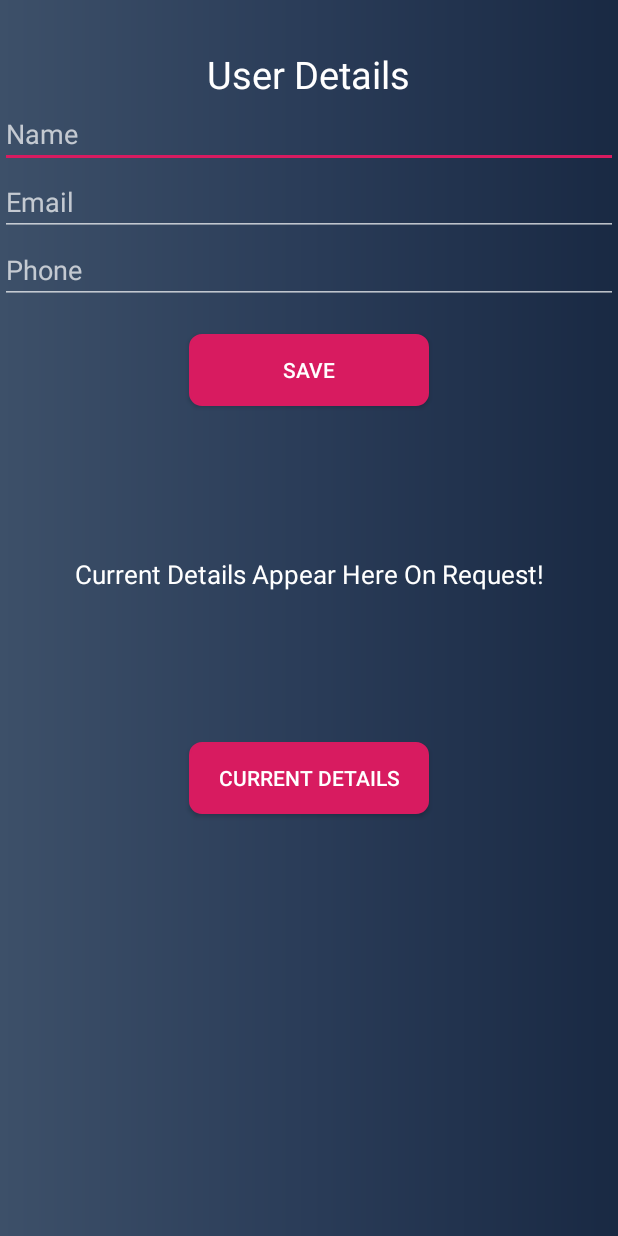
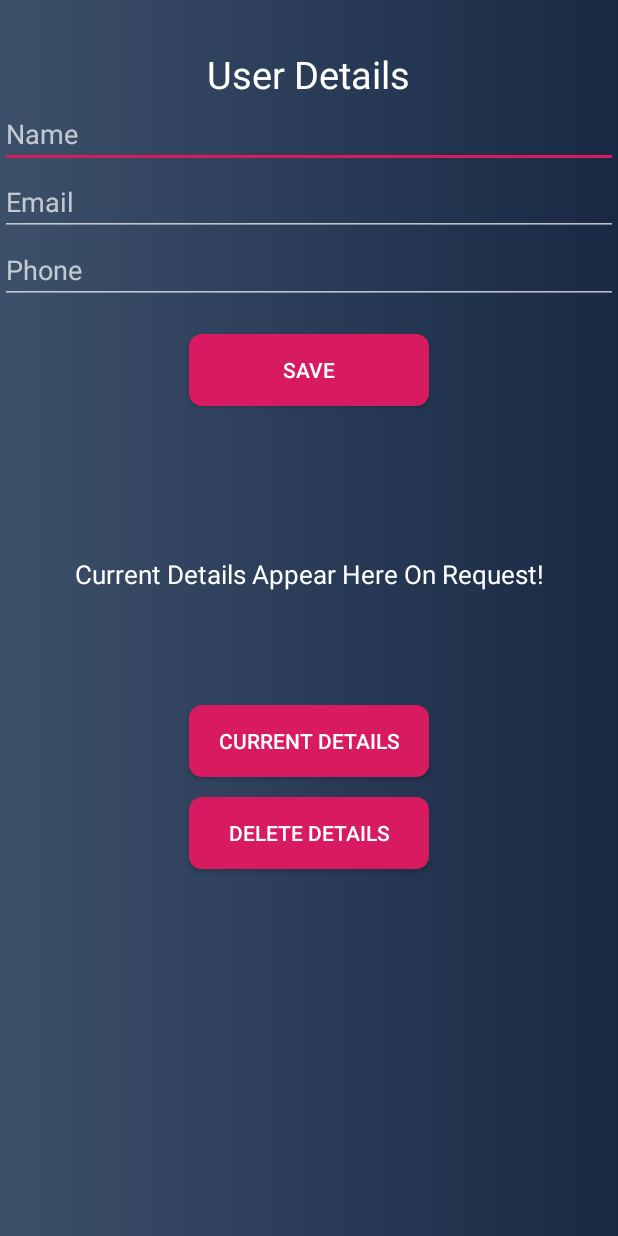
Before and after one commit to CrowMcM/projectTeam, an Android app: the UserActivity screen opened directly, with no data from a screen before it, on a phone screen of 412 x 824 dp. Run offline under Robolectric (Android 15) with nearby library versions, the phone set to English and light mode, and no system bars; our stand-ins replace Firebase (no records; nobody signed in at launch, a user with empty details on screens opened directly).

Commit message:
Delete Button Working

```diff
--- a/app/src/main/java/com/example/alcoholdeliveyapp/UserActivity.java
+++ b/app/src/main/java/com/example/alcoholdeliveyapp/UserActivity.java
@@ -43,6 +43,8 @@ public class UserActivity extends AppCompatActivity {
     EditText name, email, phone;
     Button save;
     Button buttonGet;
+    Button buttonDelete;
+
     @Override
     protected void onCreate(Bundle savedInstanceState) {
         super.onCreate(savedInstanceState);
@@ -54,6 +56,7 @@ public class UserActivity extends AppCompatActivity {
         message = findViewById(R.id.displayMessage);
         save    = findViewById(R.id.save);
         buttonGet = findViewById(R.id.buttonGet);
+        buttonDelete = findViewById(R.id.buttonDelete);
 
         //Fetches saved information when buttonGet is pressed
         buttonGet.setOnClickListener(new View.OnClickListener(){
@@ -71,7 +74,13 @@ public class UserActivity extends AppCompatActivity {
             }
         });
 
-
+        //Method for deleteting contact inititated when delete details button is pressed
+        buttonDelete.setOnClickListener(new View.OnClickListener(){
+            @Override
+            public void onClick(View view) {
+                DeleteData();
+            }
+        });
 
     }
 
--- a/app/src/main/res/layout/activity_details.xml
+++ b/app/src/main/res/layout/activity_details.xml
@@ -68,11 +68,20 @@
 
     <Button
         android:id="@+id/buttonGet"
-        android:layout_marginTop="100dp"
         android:layout_width="160dp"
         android:layout_height="wrap_content"
         android:layout_gravity="center_horizontal"
+        android:layout_marginTop="75dp"
         android:background="@drawable/mybutton"
         android:text="CURRENT DETAILS" />
 
+    <Button
+        android:id="@+id/buttonDelete"
+        android:layout_width="160dp"
+        android:layout_height="wrap_content"
+        android:layout_gravity="center_horizontal"
+        android:layout_marginTop="13dp"
+        android:text="DELETE DETAILS"
+        android:background="@drawable/mybutton"/>
+
 </LinearLayout>
--- a/app/src/main/res/layout/activity_profile.xml
+++ b/app/src/main/res/layout/activity_profile.xml
@@ -88,7 +88,7 @@
                 android:contentDescription="Vendor Generic Template"
                 app:layout_constraintBottom_toTopOf="@+id/beverageBTN2"
                 app:layout_constraintStart_toStartOf="parent"
-                app:srcCompat="@drawable/Storefront" />
+                app:srcCompat="@drawable/storefront" />
 
             <ImageView
                 android:id="@+id/BevTem2"
@@ -102,7 +102,7 @@
                 app:layout_constraintBottom_toTopOf="@+id/beverageBTN3"
                 app:layout_constraintStart_toStartOf="parent"
                 app:layout_constraintTop_toBottomOf="@+id/beverageBTN2"
-                app:srcCompat="@drawable/Storefront" />
+                app:srcCompat="@drawable/storefront" />
 
         </android.support.constraint.ConstraintLayout>
     </ScrollView>
```
Also changed, not shown: app/src/main/res/drawable/storefront.png (renamed from app/src/main/res/drawable/Storefront.PNG).
